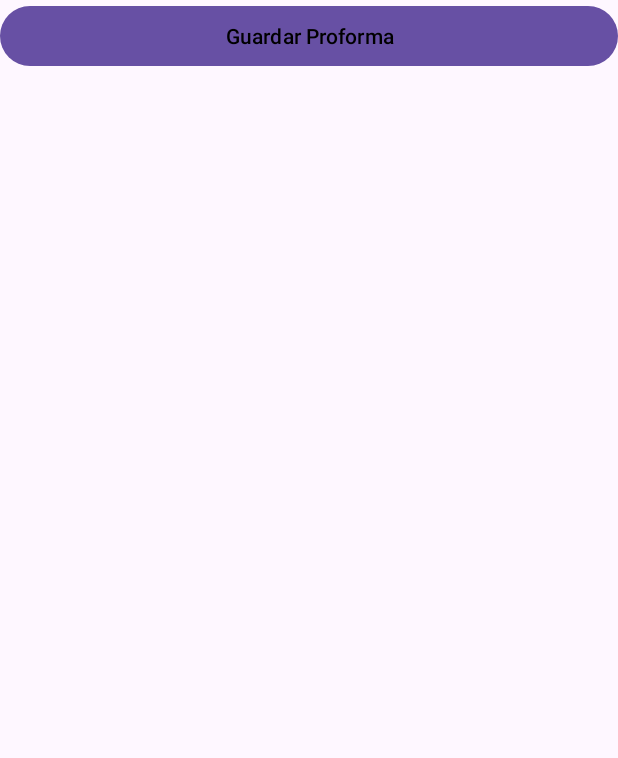
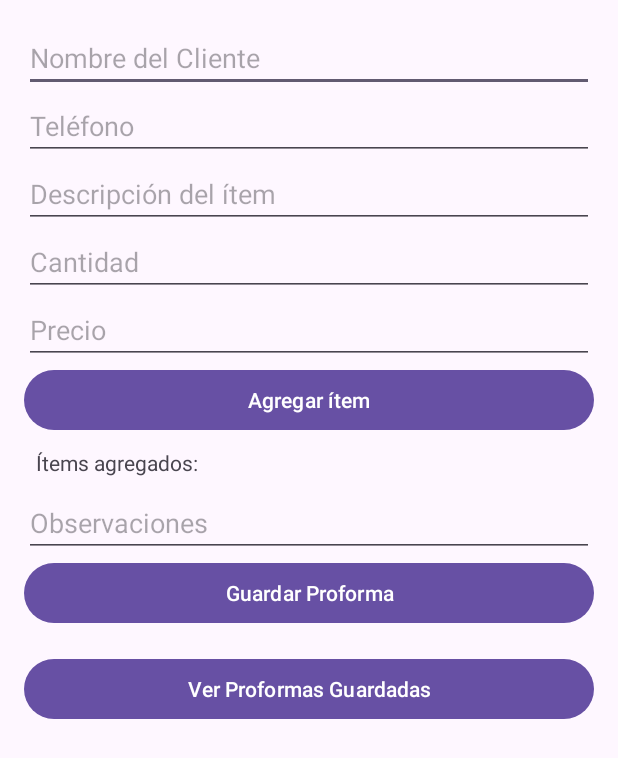
Before and after one commit to ARIELESPINOZA22/gittallerprisila2, an Android app: the screen it shows after launch (MainActivity), after a tap on "Guardar Proforma", on a phone screen of 412 x 824 dp. Shown: the top 758 px of the screen. Run offline under Robolectric (Android 15) with nearby library versions, the phone set to English and light mode, and no system bars; our stand-ins replace Firebase (no records; nobody signed in at launch, a user with empty details on screens opened directly).

Commit message:
adicion de cliente a proforma ok

```diff
--- a/app/build.gradle.kts
+++ b/app/build.gradle.kts
@@ -37,8 +37,9 @@ dependencies {
 
     implementation("androidx.core:core-ktx:1.12.0")
     implementation("androidx.appcompat:appcompat:1.6.1")
-    implementation("com.google.android.material:material:1.8.0")
+    implementation("com.google.android.material:material:1.9.0")
     implementation("androidx.constraintlayout:constraintlayout:2.1.4")
+    implementation("androidx.activity:activity:1.8.0")
     testImplementation("junit:junit:4.13.2")
     androidTestImplementation("androidx.test.ext:junit:1.1.5")
     androidTestImplementation("androidx.test.espresso:espresso-core:3.5.1")
--- a/app/src/main/java/com/example/tallerprisila/MainActivity.kt
+++ b/app/src/main/java/com/example/tallerprisila/MainActivity.kt
@@ -1,57 +1,119 @@
 package com.example.tallerprisila
 
+import android.os.Bundle
+import android.widget.*
 import androidx.appcompat.app.AppCompatActivity
-import android.os.Bundle
-import android.widget.Button
-import android.widget.Toast
 import com.google.firebase.firestore.FirebaseFirestore
 import java.text.SimpleDateFormat
-import java.util.Date
-import java.util.Locale
+import java.util.*
+import android.content.Intent
 
-import com.example.tallerprisila.Proforma
-import  com.example.tallerprisila.Item
+
+/*data class Item(val descripcion: String, val cantidad: Int, val precio: Double)
+data class Proforma(
+    val cliente: String,
+    val telefono: String,
+    val fecha: String,
+    val items: List<Item>,
+    val total: Double,
+    val observaciones: String
+)*/
 
 class MainActivity : AppCompatActivity() {
 
-    private lateinit var db: FirebaseFirestore
+    private lateinit var etCliente: EditText
+    private lateinit var etTelefono: EditText
+    private lateinit var etItem: EditText
+    private lateinit var etCantidad: EditText
+    private lateinit var etPrecio: EditText
+    private lateinit var etObservaciones: EditText
+    private lateinit var btnAgregarItem: Button
+    private lateinit var btnGuardar: Button
+    private lateinit var tvItems: TextView
+
+    private val listaItems = mutableListOf<Item>()
+    private val db = FirebaseFirestore.getInstance()
 
     override fun onCreate(savedInstanceState: Bundle?) {
         super.onCreate(savedInstanceState)
         setContentView(R.layout.activity_main)
 
-        db = FirebaseFirestore.getInstance()
+        etCliente = findViewById(R.id.etCliente)
+        etTelefono = findViewById(R.id.etTelefono)
+        etItem = findViewById(R.id.etItem)
+        etCantidad = findViewById(R.id.etCantidad)
+        etPrecio = findViewById(R.id.etPrecio)
+        etObservaciones = findViewById(R.id.etObservaciones)
+        btnAgregarItem = findViewById(R.id.btnAgregarItem)
+        btnGuardar = findViewById(R.id.btnGuardar)
+        tvItems = findViewById(R.id.tvItems)
 
-        val btnGuardar = findViewById<Button>(R.id.btnGuardar)
-        btnGuardar.setOnClickListener {
-            guardarProforma()
+        btnAgregarItem.setOnClickListener { agregarItem() }
+        btnGuardar.setOnClickListener { guardarProforma() }
+
+
+        val btnVerProformas = findViewById<Button>(R.id.btnVerProformas)
+        btnVerProformas.setOnClickListener {
+            val intent = Intent(this, ProformasActivity::class.java)
+            startActivity(intent)
+        }
+
+
+    }
+
+    private fun agregarItem() {
+        val descripcion = etItem.text.toString()
+        val cantidad = etCantidad.text.toString().toIntOrNull()
+        val precio = etPrecio.text.toString().toDoubleOrNull()
+
+        if (descripcion.isNotBlank() && cantidad != null && precio != null) {
+            val item = Item(descripcion, cantidad, precio)
+            listaItems.add(item)
+            tvItems.append("\n- ${item.descripcion}: ${item.cantidad} x Bs ${item.precio}")
+            etItem.text.clear()
+            etCantidad.text.clear()
+            etPrecio.text.clear()
+        } else {
+            Toast.makeText(this, "Completa todos los campos del ítem", Toast.LENGTH_SHORT).show()
         }
     }
 
     private fun guardarProforma() {
-        val items = listOf(
-            Item("Soldadura de portón", 1, 850.0),
-            Item("Pintura", 2, 50.0)
-        )
-        val total = items.sumOf { it.cantidad * it.precio }
+        val cliente = etCliente.text.toString()
+        val telefono = etTelefono.text.toString()
+        val observaciones = etObservaciones.text.toString()
         val fecha = SimpleDateFormat("yyyy-MM-dd", Locale.getDefault()).format(Date())
+        val total = listaItems.sumOf { it.cantidad * it.precio }
 
-        val proforma = Proforma(
-            cliente = "ari",
-            telefono = "71234567",
-            fecha = fecha,
-            items = items,
-            total = total,
-            observaciones = "Entrega en 3 días"
-        )
+        if (cliente.isBlank() || telefono.isBlank() || listaItems.isEmpty()) {
+            Toast.makeText(this, "Faltan datos del cliente o ítems", Toast.LENGTH_SHORT).show()
+            return
+        }
+
+        val proforma = Proforma(cliente, telefono, fecha, listaItems, total, observaciones)
 
         db.collection("proformas")
             .add(proforma)
             .addOnSuccessListener {
-                Toast.makeText(this, "Proforma guardada", Toast.LENGTH_SHORT).show()
+                Toast.makeText(this, "Proforma guardada con éxito", Toast.LENGTH_SHORT).show()
+                limpiarCampos()
             }
             .addOnFailureListener {
                 Toast.makeText(this, "Error al guardar", Toast.LENGTH_SHORT).show()
             }
     }
+
+    private fun limpiarCampos() {
+        etCliente.text.clear()
+        etTelefono.text.clear()
+        etItem.text.clear()
+        etCantidad.text.clear()
+        etPrecio.text.clear()
+        etObservaciones.text.clear()
+        listaItems.clear()
+        tvItems.text = "Ítems agregados:"
+    }
+
+
+
 }
--- a/app/src/main/java/com/example/tallerprisila/Proforma.kt
+++ b/app/src/main/java/com/example/tallerprisila/Proforma.kt
@@ -1,10 +1,5 @@
 package com.example.tallerprisila
 
-data class Item(
-    val descripcion: String = "",
-    val cantidad: Int = 0,
-    val precio: Double = 0.0
-)
 data class Proforma(
     val cliente: String = "",
     val telefono: String = "",
--- a/app/src/main/res/layout/activity_main.xml
+++ b/app/src/main/res/layout/activity_main.xml
@@ -1,18 +1,80 @@
 <?xml version="1.0" encoding="utf-8"?>
-<LinearLayout xmlns:android="http://schemas.android.com/apk/res/android"
-    xmlns:app="http://schemas.android.com/apk/res-auto"
-    xmlns:tools="http://schemas.android.com/tools"
+<ScrollView xmlns:android="http://schemas.android.com/apk/res/android"
     android:layout_width="match_parent"
-    android:layout_height="match_parent"
-    tools:context=".MainActivity">
+    android:layout_height="match_parent">
+
+    <LinearLayout
+        android:orientation="vertical"
+        android:padding="16dp"
+        android:layout_width="match_parent"
+        android:layout_height="wrap_content">
+
+        <EditText
+            android:id="@+id/etCliente"
+            android:hint="Nombre del Cliente"
+            android:layout_width="match_parent"
+            android:layout_height="wrap_content"/>
+
+        <EditText
+            android:id="@+id/etTelefono"
+            android:hint="Teléfono"
+            android:inputType="phone"
+            android:layout_width="match_parent"
+            android:layout_height="wrap_content"/>
+
+        <EditText
+            android:id="@+id/etItem"
+            android:hint="Descripción del ítem"
+            android:layout_width="match_parent"
+            android:layout_height="wrap_content"/>
+
+        <EditText
+            android:id="@+id/etCantidad"
+            android:hint="Cantidad"
+            android:inputType="number"
+            android:layout_width="match_parent"
+            android:layout_height="wrap_content"/>
+
+        <EditText
+            android:id="@+id/etPrecio"
+            android:hint="Precio"
+            android:inputType="numberDecimal"
+            android:layout_width="match_parent"
+            android:layout_height="wrap_content"/>
+
+        <Button
+            android:id="@+id/btnAgregarItem"
+            android:text="Agregar ítem"
+            android:layout_width="match_parent"
+            android:layout_height="wrap_content" />
+
+        <TextView
+            android:id="@+id/tvItems"
+            android:text="Ítems agregados:"
+            android:layout_width="match_parent"
+            android:layout_height="wrap_content"
+            android:padding="8dp"/>
+
+        <EditText
+            android:id="@+id/etObservaciones"
+            android:hint="Observaciones"
+            android:layout_width="match_parent"
+            android:layout_height="wrap_content"/>
+
+        <Button
+            android:id="@+id/btnGuardar"
+            android:text="Guardar Proforma"
+            android:layout_width="match_parent"
+            android:layout_height="wrap_content" />
+
+        <Button
+            android:id="@+id/btnVerProformas"
+            android:layout_width="match_parent"
+            android:layout_height="wrap_content"
+            android:text="Ver Proformas Guardadas"
+            android:layout_marginTop="16dp"
+            android:textColor="@android:color/white" />
 
 
-
-    <Button
-        android:textColor="@color/black"
-        android:id="@+id/btnGuardar"
-        android:layout_width="match_parent"
-        android:layout_height="wrap_content"
-        android:text="Guardar Proforma" />
-
-</LinearLayout>
+    </LinearLayout>
+</ScrollView>
```
Also changed, not shown: app/src/main/AndroidManifest.xml (+8 -0 lines), app/src/main/java/com/example/tallerprisila/DetalleProformaActivity.kt (added, +74 -0 lines), app/src/main/java/com/example/tallerprisila/Item.kt (added, +7 -0 lines), app/src/main/java/com/example/tallerprisila/ProformasActivity.kt (added, +45 -0 lines), app/src/main/res/layout/activity_detalle_proforma.xml (added, +73 -0 lines), app/src/main/res/layout/activity_proformas.xml (added, +13 -0 lines).
